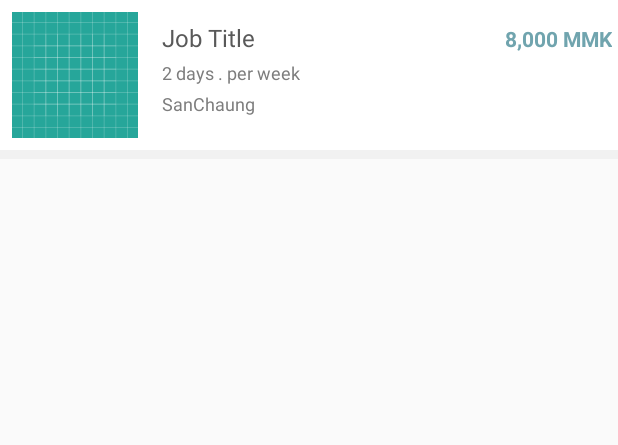
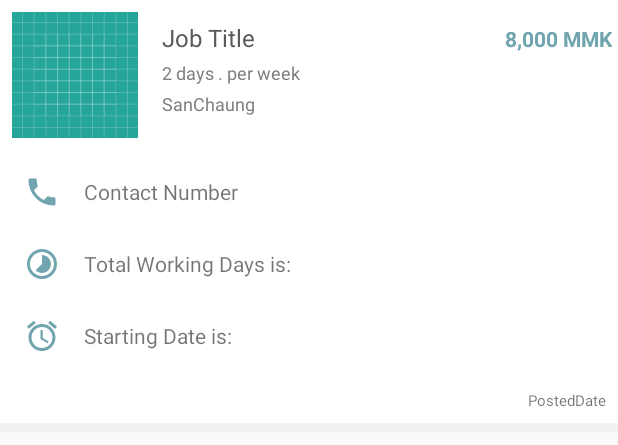
Before and after one commit to yepyaesonetun/MM-KuNyi, an Android app: the layout item_view_job.xml on its own in the app's theme, with its tools: preview values and no code run, on a phone screen of 412 x 824 dp. Shown: the top 445 px of the screen. Run offline under Robolectric (Android 15) with nearby library versions, the phone set to English and light mode, and no system bars; plain views replace MMTextView; network calls fail.

Commit message:
App Invitation Complete

```diff
--- a/app/build.gradle
+++ b/app/build.gradle
@@ -63,6 +63,8 @@ dependencies {
     implementation 'com.google.firebase:firebase-core:16.0.1'
     implementation 'com.google.firebase:firebase-database:16.0.1'
     implementation 'com.google.firebase:firebase-auth:16.0.1'
+    implementation 'com.google.firebase:firebase-invites:16.0.1'
+
 
     testImplementation 'junit:junit:4.12'
     androidTestImplementation 'com.android.support.test:runner:1.0.2'
--- a/app/src/main/java/com/prime/mm_kunyi/activities/MainActivity.kt
+++ b/app/src/main/java/com/prime/mm_kunyi/activities/MainActivity.kt
@@ -1,5 +1,6 @@
 package com.prime.mm_kunyi.activities
 
+import android.app.Activity
 import android.arch.lifecycle.Observer
 import android.arch.lifecycle.ViewModelProviders
 import android.content.Intent
@@ -8,7 +9,10 @@ import android.os.Handler
 import android.support.design.widget.BottomNavigationView
 import android.support.design.widget.Snackbar
 import android.support.v4.view.ViewPager
+import android.view.Menu
+import android.view.MenuItem
 import android.widget.Toast
+import com.google.android.gms.appinvite.AppInviteInvitation
 import com.google.android.gms.auth.api.Auth
 import com.google.android.gms.auth.api.signin.GoogleSignInOptions
 import com.google.android.gms.common.ConnectionResult
@@ -37,6 +41,10 @@ class MainActivity : BaseActivity(), MainView, HomePresenterDelegate, GoogleApiC
 
     override fun getlayoutRes(): Int {
         return R.layout.activity_main
+    }
+
+    companion object {
+        private const val RC_APP_INVITATION: Int = 99
     }
 
     private var mainFragmentPagerAdapter: MyFragmentPagerAdapter? = null
@@ -163,6 +171,38 @@ class MainActivity : BaseActivity(), MainView, HomePresenterDelegate, GoogleApiC
         }
     }
 
+    override fun onCreateOptionsMenu(menu: Menu?): Boolean {
+        menuInflater.inflate(R.menu.main_menu, menu)
+        return true
+    }
+
+    override fun onOptionsItemSelected(item: MenuItem): Boolean {
+        if (item.itemId == R.id.action_app_invitation) {
+            sendInvitation()
+        }
+        return super.onOptionsItemSelected(item)
+    }
+
+    private fun sendInvitation() {
+        val intent = AppInviteInvitation.IntentBuilder(getString(R.string.invitation_title))
+                .setMessage(getString(R.string.invitation_msg))
+                .setCallToActionText(getString(R.string.invitation_cta))
+                .build()
+        startActivityForResult(intent, RC_APP_INVITATION)
+    }
+
+    override fun onActivityResult(requestCode: Int, resultCode: Int, data: Intent?) {
+        super.onActivityResult(requestCode, resultCode, data)
+        if (requestCode == RC_APP_INVITATION) {
+            if (resultCode == RESULT_OK) {
+                val ids = AppInviteInvitation.getInvitationIds(resultCode, data!!)
+                Snackbar.make(fab, "Invitations sent to " + ids.size + " friends", Snackbar.LENGTH_SHORT).show()
+            } else {
+                Snackbar.make(fab, "Failed to send invitation.", Snackbar.LENGTH_SHORT).show()
+            }
+        }
+    }
+
     private fun setHomeItem() {
         navigation.selectedItemId = navigation_home
     }
@@ -172,7 +212,7 @@ class MainActivity : BaseActivity(), MainView, HomePresenterDelegate, GoogleApiC
     }
 
     override fun newJostPostProcess() {
-        if (mFirebaseUser!=null) {
+        if (mFirebaseUser != null) {
             navigateToJobPost()
         } else {
             // Not signed in, launch the Sign In activity
--- a/app/src/main/java/com/prime/mm_kunyi/viewholders/JobListViewHolder.kt
+++ b/app/src/main/java/com/prime/mm_kunyi/viewholders/JobListViewHolder.kt
@@ -47,6 +47,10 @@ class JobListViewHolder(view: View, private val delegate: JobItemDelegate) : Bas
         itemView.tvJobLocation.text = data.location
         itemView.tvOfferAmount.text = data.offerAmount!!.amount.toString() + " MMK"
         itemView.tvWorkingDaysPerWeek.text = data.jobDuration!!.workingDaysPerWeek.toString() + " days . per week"
+        itemView.tvContactPhoneNumber.text = data.phoneNo
+        itemView.tvTotalWorkingDay.text = data.jobDuration!!.totalWorkingDays.toString() + " Days"
+        itemView.tvJobStartDate.text = data.jobDuration!!.jobStartDate
+        itemView.tvPostedDate.text = data.postedDate
 
 
     }
--- /dev/null
+++ b/app/src/main/res/drawable/ic_alarm_black_24dp.xml
@@ -0,0 +1,9 @@
+<vector xmlns:android="http://schemas.android.com/apk/res/android"
+        android:width="24dp"
+        android:height="24dp"
+        android:viewportWidth="24.0"
+        android:viewportHeight="24.0">
+    <path
+        android:fillColor="#FF000000"
+        android:pathData="M22,5.72l-4.6,-3.86 -1.29,1.53 4.6,3.86L22,5.72zM7.88,3.39L6.6,1.86 2,5.71l1.29,1.53 4.59,-3.85zM12.5,8L11,8v6l4.75,2.85 0.75,-1.23 -4,-2.37L12.5,8zM12,4c-4.97,0 -9,4.03 -9,9s4.02,9 9,9c4.97,0 9,-4.03 9,-9s-4.03,-9 -9,-9zM12,20c-3.87,0 -7,-3.13 -7,-7s3.13,-7 7,-7 7,3.13 7,7 -3.13,7 -7,7z"/>
+</vector>
--- /dev/null
+++ b/app/src/main/res/drawable/ic_phone_black_24dp.xml
@@ -0,0 +1,9 @@
+<vector xmlns:android="http://schemas.android.com/apk/res/android"
+        android:width="24dp"
+        android:height="24dp"
+        android:viewportWidth="24.0"
+        android:viewportHeight="24.0">
+    <path
+        android:fillColor="#FF000000"
+        android:pathData="M6.62,10.79c1.44,2.83 3.76,5.14 6.59,6.59l2.2,-2.2c0.27,-0.27 0.67,-0.36 1.02,-0.24 1.12,0.37 2.33,0.57 3.57,0.57 0.55,0 1,0.45 1,1V20c0,0.55 -0.45,1 -1,1 -9.39,0 -17,-7.61 -17,-17 0,-0.55 0.45,-1 1,-1h3.5c0.55,0 1,0.45 1,1 0,1.25 0.2,2.45 0.57,3.57 0.11,0.35 0.03,0.74 -0.25,1.02l-2.2,2.2z"/>
+</vector>
--- /dev/null
+++ b/app/src/main/res/drawable/ic_timelapse_black_24dp.xml
@@ -0,0 +1,9 @@
+<vector xmlns:android="http://schemas.android.com/apk/res/android"
+        android:width="24dp"
+        android:height="24dp"
+        android:viewportWidth="24.0"
+        android:viewportHeight="24.0">
+    <path
+        android:fillColor="#FF000000"
+        android:pathData="M16.24,7.76C15.07,6.59 13.54,6 12,6v6l-4.24,4.24c2.34,2.34 6.14,2.34 8.49,0 2.34,-2.34 2.34,-6.14 -0.01,-8.48zM12,2C6.48,2 2,6.48 2,12s4.48,10 10,10 10,-4.48 10,-10S17.52,2 12,2zM12,20c-4.42,0 -8,-3.58 -8,-8s3.58,-8 8,-8 8,3.58 8,8 -3.58,8 -8,8z"/>
+</vector>
--- a/app/src/main/res/layout/item_view_job.xml
+++ b/app/src/main/res/layout/item_view_job.xml
@@ -1,5 +1,6 @@
 <?xml version="1.0" encoding="utf-8"?>
 <RelativeLayout xmlns:android="http://schemas.android.com/apk/res/android"
+    xmlns:tools="http://schemas.android.com/tools"
     android:layout_width="match_parent"
     android:layout_height="wrap_content"
     android:background="@color/colorWhite"
@@ -9,16 +10,15 @@
         android:id="@+id/ivJob"
         android:layout_width="100dp"
         android:layout_height="100dp"
+        android:padding="@dimen/margin_medium"
         android:scaleType="centerCrop"
-        android:padding="@dimen/margin_medium"
         android:src="@drawable/ic_launcher_background" />
 
     <View
         android:layout_width="match_parent"
         android:layout_height="6dp"
-        android:layout_below="@id/ivJob"
+        android:layout_below="@id/tvPostedDate"
         android:background="#f1f1f1" />
-
 
 
     <org.mmtextview.components.MMTextView
@@ -29,8 +29,8 @@
         android:layout_marginTop="14dp"
         android:layout_toEndOf="@+id/ivJob"
         android:maxLines="1"
+        android:text="Job Title"
         android:textColor="@color/textColorPrimary"
-        android:text="Job Title"
         android:textSize="@dimen/txt_large" />
 
     <TextView
@@ -41,9 +41,9 @@
         android:layout_alignBottom="@+id/tvJobTitle"
         android:layout_alignParentEnd="true"
         android:layout_marginEnd="@dimen/margin_small"
+        android:text="8,000 MMK"
         android:textColor="@color/colorAccent"
-        android:textStyle="bold"
-        android:text="8,000 MMK" />
+        android:textStyle="bold" />
 
     <org.mmtextview.components.MMTextView
         android:id="@+id/tvWorkingDaysPerWeek"
@@ -54,9 +54,9 @@
         android:layout_marginStart="@dimen/margin_medium"
         android:layout_marginTop="@dimen/margin_small"
         android:layout_toEndOf="@id/ivJob"
-        android:textSize="12sp"
+        android:text="2 days . per week"
         android:textColor="@color/textColorSecondary"
-        android:text="2 days . per week" />
+        android:textSize="12sp" />
 
     <org.mmtextview.components.MMTextView
         android:id="@+id/tvJobLocation"
@@ -65,17 +65,106 @@
         android:layout_below="@id/tvWorkingDaysPerWeek"
         android:layout_marginStart="@dimen/margin_medium"
         android:layout_toEndOf="@id/ivJob"
-        android:textSize="12sp"
+        android:text="SanChaung"
         android:textColor="@color/textColorSecondary"
-        android:text="SanChaung" />
+        android:textSize="12sp" />
+
+
+    <LinearLayout
+        android:id="@+id/llContact"
+        android:layout_width="match_parent"
+        android:layout_height="wrap_content"
+        android:layout_below="@id/ivJob"
+        android:gravity="center_vertical"
+        android:padding="@dimen/margin_medium"
+        android:orientation="horizontal">
+
+        <ImageView
+            android:id="@+id/ivContactPhoneNumber"
+            android:layout_width="wrap_content"
+            android:layout_height="wrap_content"
+            android:padding="@dimen/margin_small_n"
+            android:src="@drawable/ic_phone_black_24dp"
+            android:tint="@color/colorAccent" />
+
+        <TextView
+            android:id="@+id/tvContactPhoneNumber"
+            android:layout_width="match_parent"
+            android:layout_height="wrap_content"
+            android:layout_marginStart="@dimen/margin_medium"
+            android:layout_below="@id/ivJob"
+            tools:text="Contact Number" />
+
+    </LinearLayout>
+
+    <LinearLayout
+        android:id="@+id/llTotalWorkingDays"
+        android:layout_width="match_parent"
+        android:layout_height="wrap_content"
+        android:layout_below="@id/llContact"
+        android:gravity="center_vertical"
+        android:paddingBottom="@dimen/margin_medium"
+        android:paddingStart="@dimen/margin_medium"
+        android:orientation="horizontal">
+
+        <ImageView
+            android:layout_width="wrap_content"
+            android:layout_height="wrap_content"
+            android:padding="@dimen/margin_small_n"
+            android:src="@drawable/ic_timelapse_black_24dp"
+            android:tint="@color/colorAccent" />
+
+        <TextView
+            android:id="@+id/tvTotalWorkingDay"
+            android:layout_width="match_parent"
+            android:layout_height="wrap_content"
+            android:layout_marginStart="@dimen/margin_medium"
+            android:layout_below="@id/llContact"
+            tools:text="Total Working Days is: " />
+    </LinearLayout>
+<LinearLayout
+        android:id="@+id/llJobStartDate"
+        android:layout_width="match_parent"
+        android:layout_height="wrap_content"
+        android:layout_below="@id/llTotalWorkingDays"
+        android:gravity="center_vertical"
+        android:paddingBottom="@dimen/margin_medium"
+        android:paddingStart="@dimen/margin_medium"
+        android:orientation="horizontal">
+
+        <ImageView
+            android:layout_width="wrap_content"
+            android:layout_height="wrap_content"
+            android:padding="@dimen/margin_small_n"
+            android:src="@drawable/ic_alarm_black_24dp"
+            android:tint="@color/colorAccent" />
+
+        <TextView
+            android:id="@+id/tvJobStartDate"
+            android:layout_width="match_parent"
+            android:layout_height="wrap_content"
+            android:layout_marginStart="@dimen/margin_medium"
+            android:layout_below="@id/llContact"
+            tools:text="Starting Date is: " />
+    </LinearLayout>
+
+    <TextView
+        android:id="@+id/tvPostedDate"
+        android:layout_width="wrap_content"
+        android:layout_height="wrap_content"
+        android:layout_below="@id/llJobStartDate"
+        android:layout_alignParentEnd="true"
+        android:textSize="@dimen/text_size_small"
+        android:padding="@dimen/margin_medium"
+        tools:text="PostedDate" />
 
     <Button
         android:id="@+id/btn1TapToApply"
-        android:visibility="gone"
         style="@style/Base.Widget.AppCompat.Button.Borderless.Colored"
         android:layout_width="wrap_content"
         android:layout_height="wrap_content"
         android:layout_alignBottom="@+id/ivJob"
         android:layout_alignParentEnd="true"
-        android:text="1 tap to Apply" />
+        android:text="1 tap to Apply"
+        android:visibility="gone" />
 </RelativeLayout>
--- /dev/null
+++ b/app/src/main/res/menu/main_menu.xml
@@ -0,0 +1,10 @@
+<?xml version="1.0" encoding="utf-8"?>
+<menu xmlns:android="http://schemas.android.com/apk/res/android"
+    xmlns:app="http://schemas.android.com/apk/res-auto">
+    <item
+        android:id="@+id/action_app_invitation"
+        android:orderInCategory="99"
+        android:title="Invite to my Friends"
+        app:showAsAction="always"
+        android:icon="@drawable/invitation"/>
+</menu>
--- a/app/src/main/res/values/strings.xml
+++ b/app/src/main/res/values/strings.xml
@@ -9,4 +9,7 @@
     <string name="hello_blank_fragment">Hello blank fragment</string>
     <string name="txt_double_press_exit">Please click BACK again to exit</string>
     <string name="title_me">Me</string>
+    <string name="invitation_title">Join Our Community</string>
+    <string name="invitation_msg">Be informed on the news that matter to Myanmar people</string>
+    <string name="invitation_cta">I want to join</string>
 </resources>
```
Also changed, not shown: app/src/main/res/drawable/invitation.png (added).
